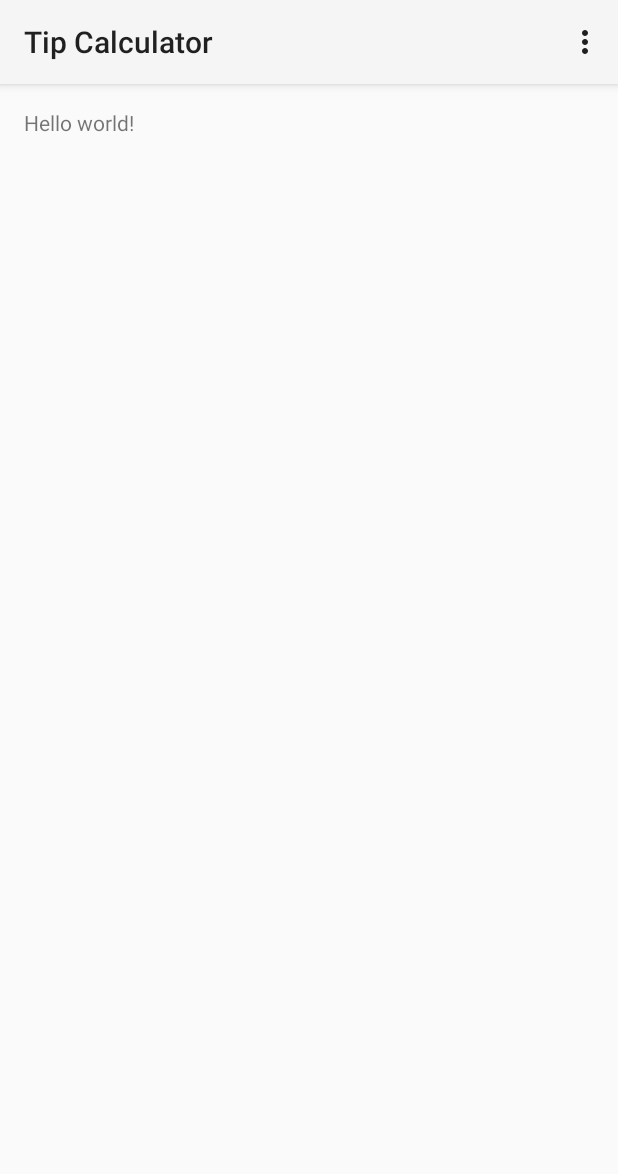
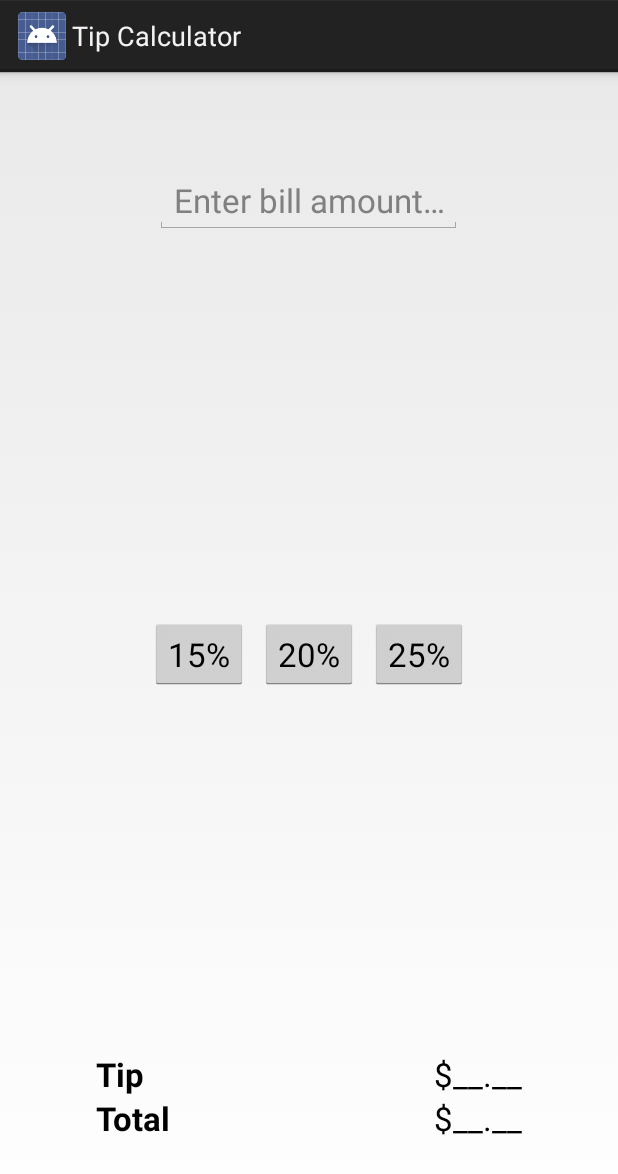
Before and after one commit to MobileBootcamp/TipCalculator, an Android app: the screen it shows after launch (MainActivity before the commit, TipCalculatorActivity after it), on a phone screen of 412 x 824 dp. Shown: the top 1174 px of the screen. Run offline under Robolectric (Android 15) with nearby library versions, the phone set to English and light mode, and no system bars.

Commit message:
Add views and basic functionality; closes #1, closes #2, and closes #3

```diff
--- a/app/build.gradle
+++ b/app/build.gradle
@@ -1,13 +1,13 @@
 apply plugin: 'com.android.application'
 
 android {
-  compileSdkVersion 21
+  compileSdkVersion 19
   buildToolsVersion "21.0.1"
 
   defaultConfig {
     applicationId "camp.androidboot.tipcalculator"
-    minSdkVersion 19
-    targetSdkVersion 21
+    minSdkVersion 15
+    targetSdkVersion 19
     versionCode 1
     versionName "1.0"
   }
--- a/app/src/main/AndroidManifest.xml
+++ b/app/src/main/AndroidManifest.xml
@@ -8,7 +8,7 @@
         android:label="@string/app_name"
         android:theme="@style/AppTheme" >
         <activity
-            android:name="camp.androidboot.tipcalculator.MainActivity"
+            android:name=".TipCalculatorActivity"
             android:label="@string/app_name" >
             <intent-filter>
                 <action android:name="android.intent.action.MAIN" />
--- a/app/src/main/java/camp/androidboot/tipcalculator/MainActivity.java
+++ /dev/null
@@ -1,37 +0,0 @@
-package camp.androidboot.tipcalculator;
-
-import android.app.Activity;
-import android.os.Bundle;
-import android.view.Menu;
-import android.view.MenuItem;
-
-public class MainActivity extends Activity {
-
-  @Override
-  protected void onCreate(Bundle savedInstanceState) {
-    super.onCreate(savedInstanceState);
-    setContentView(R.layout.activity_main);
-  }
-
-  @Override
-  public boolean onCreateOptionsMenu(Menu menu) {
-    // Inflate the menu; this adds items to the action bar if it is present.
-    getMenuInflater().inflate(R.menu.menu_main, menu);
-    return true;
-  }
-
-  @Override
-  public boolean onOptionsItemSelected(MenuItem item) {
-    // Handle action bar item clicks here. The action bar will
-    // automatically handle clicks on the Home/Up button, so long
-    // as you specify a parent activity in AndroidManifest.xml.
-    int id = item.getItemId();
-
-    //noinspection SimplifiableIfStatement
-    if (id == R.id.action_settings) {
-      return true;
-    }
-
-    return super.onOptionsItemSelected(item);
-  }
-}
--- /dev/null
+++ b/app/src/main/java/camp/androidboot/tipcalculator/TipCalculatorActivity.java
@@ -0,0 +1,118 @@
+package camp.androidboot.tipcalculator;
+
+import android.app.Activity;
+import android.os.Bundle;
+import android.text.TextUtils;
+import android.view.View;
+import android.widget.Button;
+import android.widget.EditText;
+import android.widget.TextView;
+
+/**
+ *
+ */
+public class TipCalculatorActivity extends Activity {
+
+  private static final double TIP1_PERCENTAGE = 0.15;
+  private static final double TIP2_PERCENTAGE = 0.20;
+  private static final double TIP3_PERCENTAGE = 0.25;
+
+  private EditText billAmountField;
+  private Button tip1Button;
+  private Button tip2Button;
+  private Button tip3Button;
+  private TextView tipAmountUi;
+  private TextView totalAmountUi;
+
+  @Override
+  protected void onCreate(Bundle savedInstanceState) {
+    super.onCreate(savedInstanceState);
+
+    setContentView(R.layout.activity_tip_calculator);
+
+    findViews();
+    wireButtons();
+  }
+
+  /**
+   *
+   */
+  private void findViews() {
+    billAmountField = (EditText) findViewById(R.id.bill_amount);
+    tip1Button = (Button) findViewById(R.id.tip1_button);
+    tip2Button = (Button) findViewById(R.id.tip2_button);
+    tip3Button = (Button) findViewById(R.id.tip3_button);
+    tipAmountUi = (TextView) findViewById(R.id.tip_amount);
+    totalAmountUi = (TextView) findViewById(R.id.total_amount);
+  }
+
+  /**
+   *
+   */
+  private void wireButtons() {
+    tip1Button.setOnClickListener(new View.OnClickListener() {
+      @Override
+      public void onClick(View v) {
+        calculateAndUpdateUi(TIP1_PERCENTAGE);
+      }
+    });
+    tip2Button.setOnClickListener(new View.OnClickListener() {
+      @Override
+      public void onClick(View v) {
+        calculateAndUpdateUi(TIP2_PERCENTAGE);
+      }
+    });
+    tip3Button.setOnClickListener(new View.OnClickListener() {
+      @Override
+      public void onClick(View v) {
+        calculateAndUpdateUi(TIP3_PERCENTAGE);
+      }
+    });
+  }
+
+  /**
+   *
+   * @param tipPercentage
+   */
+  private void calculateAndUpdateUi(double tipPercentage) {
+    double billAmount = getBillAmountFromField();
+    double tipAmount = calculateTipAmount(billAmount, tipPercentage);
+    double totalAmount = billAmount + tipAmount;
+
+    updateUiWithAmounts(tipAmount, totalAmount);
+  }
+
+  /**
+   *
+   * @return
+   */
+  private double getBillAmountFromField() {
+    String billAmountText = billAmountField.getText().toString();
+    if (!TextUtils.isEmpty(billAmountText)) {
+      return Double.parseDouble(billAmountText);
+    } else {
+      return 0.0;
+    }
+  }
+
+  /**
+   *
+   *
+   * @param billAmount
+   * @param tipPercentage
+   * @return
+   */
+  private double calculateTipAmount(double billAmount, double tipPercentage) {
+    return billAmount * tipPercentage;
+  }
+
+  /**
+   *
+   * @param tipAmount
+   * @param totalAmount
+   */
+  private void updateUiWithAmounts(double tipAmount, double totalAmount) {
+    tipAmountUi.setText(getString(R.string.amount_format, tipAmount));
+    totalAmountUi.setText(getString(R.string.amount_format, totalAmount));
+  }
+}
--- a/app/src/main/res/layout/activity_main.xml
+++ /dev/null
@@ -1,16 +0,0 @@
-<RelativeLayout xmlns:android="http://schemas.android.com/apk/res/android"
-    xmlns:tools="http://schemas.android.com/tools"
-    android:layout_width="match_parent"
-    android:layout_height="match_parent"
-    android:paddingLeft="@dimen/activity_horizontal_margin"
-    android:paddingRight="@dimen/activity_horizontal_margin"
-    android:paddingTop="@dimen/activity_vertical_margin"
-    android:paddingBottom="@dimen/activity_vertical_margin"
-    tools:context=".MainActivity">
-
-  <TextView
-      android:text="@string/hello_world"
-      android:layout_width="wrap_content"
-      android:layout_height="wrap_content"/>
-
-</RelativeLayout>
--- /dev/null
+++ b/app/src/main/res/layout/activity_tip_calculator.xml
@@ -0,0 +1,99 @@
+<RelativeLayout xmlns:android="http://schemas.android.com/apk/res/android"
+    xmlns:tools="http://schemas.android.com/tools"
+    android:layout_width="match_parent"
+    android:layout_height="match_parent"
+    android:paddingLeft="@dimen/activity_horizontal_margin"
+    android:paddingRight="@dimen/activity_horizontal_margin"
+    android:paddingTop="@dimen/activity_vertical_margin"
+    android:paddingBottom="@dimen/activity_vertical_margin"
+    tools:context=".MainActivity">
+
+  <EditText
+      android:id="@+id/bill_amount"
+      android:layout_width="wrap_content"
+      android:layout_height="wrap_content"
+      android:layout_marginTop="@dimen/large"
+      android:layout_centerHorizontal="true"
+      android:gravity="center"
+      android:inputType="numberDecimal"
+      android:hint="@string/bill_amount_hint"
+      android:textAppearance="?android:attr/textAppearanceLarge"/>
+
+  <Button
+      android:id="@+id/tip1_button"
+      android:layout_width="wrap_content"
+      android:layout_height="wrap_content"
+      android:layout_toLeftOf="@+id/tip2_button"
+      android:layout_marginRight="@dimen/small"
+      android:layout_alignBottom="@+id/tip2_button"
+      android:text="@string/tip1_amount"
+      android:textAppearance="?android:attr/textAppearanceLarge"/>
+
+  <Button
+      android:id="@+id/tip2_button"
+      android:layout_width="wrap_content"
+      android:layout_height="wrap_content"
+      android:layout_centerVertical="true"
+      android:layout_centerHorizontal="true"
+      android:text="@string/tip2_amount"
+      android:textAppearance="?android:attr/textAppearanceLarge"/>
+
+  <Button
+      android:id="@+id/tip3_button"
+      android:layout_width="wrap_content"
+      android:layout_height="wrap_content"
+      android:layout_toRightOf="@id/tip2_button"
+      android:layout_marginLeft="@dimen/small"
+      android:layout_alignBottom="@+id/tip2_button"
+      android:text="@string/tip3_amount"
+      android:textAppearance="?android:attr/textAppearanceLarge"/>
+
+  <RelativeLayout
+      android:layout_width="wrap_content"
+      android:layout_height="wrap_content"
+      android:layout_centerHorizontal="true"
+      android:layout_alignParentBottom="true"
+      android:layout_marginLeft="@dimen/large"
+      android:layout_marginRight="@dimen/large"
+      android:layout_marginBottom="@dimen/large">
+
+    <TextView
+        android:id="@+id/tip_label"
+        android:layout_width="wrap_content"
+        android:layout_height="wrap_content"
+        android:text="@string/tip_label"
+        android:textStyle="bold"
+        android:textAppearance="?android:attr/textAppearanceLarge"/>
+
+    <TextView
+        android:id="@+id/tip_amount"
+        android:layout_width="wrap_content"
+        android:layout_height="wrap_content"
+        android:layout_centerHorizontal="true"
+        android:layout_alignTop="@+id/tip_label"
+        android:layout_alignParentRight="true"
+        android:text="@string/amount_default"
+        android:textAppearance="?android:attr/textAppearanceLarge"/>
+
+    <TextView
+        android:id="@+id/total_label"
+        android:layout_width="wrap_content"
+        android:layout_height="wrap_content"
+        android:layout_below="@+id/tip_label"
+        android:layout_alignLeft="@+id/tip_label"
+        android:text="@string/total_label"
+        android:textStyle="bold"
+        android:textAppearance="?android:attr/textAppearanceLarge"/>
+
+    <TextView
+        android:id="@+id/total_amount"
+        android:layout_width="wrap_content"
+        android:layout_height="wrap_content"
+        android:layout_alignTop="@+id/total_label"
+        android:layout_alignRight="@id/tip_amount"
+        android:text="@string/amount_default"
+        android:textAppearance="?android:attr/textAppearanceLarge"/>
+
+  </RelativeLayout>
+
+</RelativeLayout>
--- a/app/src/main/res/menu/menu_main.xml
+++ /dev/null
@@ -1,8 +0,0 @@
-<menu xmlns:android="http://schemas.android.com/apk/res/android"
-    xmlns:tools="http://schemas.android.com/tools"
-    tools:context=".MainActivity">
-  <item android:id="@+id/action_settings"
-      android:title="@string/action_settings"
-      android:orderInCategory="100"
-      android:showAsAction="never"/>
-</menu>
--- a/app/src/main/res/values-v21/styles.xml
+++ /dev/null
@@ -1,5 +0,0 @@
-<?xml version="1.0" encoding="utf-8"?>
-<resources>
-    <style name="AppTheme" parent="android:Theme.Material.Light">
-    </style>
-</resources>
--- a/app/src/main/res/values/dimens.xml
+++ b/app/src/main/res/values/dimens.xml
@@ -2,4 +2,6 @@
   <!-- Default screen margins, per the Android Design guidelines. -->
   <dimen name="activity_horizontal_margin">16dp</dimen>
   <dimen name="activity_vertical_margin">16dp</dimen>
+  <dimen name="small">8dp</dimen>
+  <dimen name="large">48dp</dimen>
 </resources>
--- a/app/src/main/res/values/strings.xml
+++ b/app/src/main/res/values/strings.xml
@@ -1,8 +1,16 @@
 <?xml version="1.0" encoding="utf-8"?>
 <resources>
 
-    <string name="app_name">Tip Calculator</string>
-    <string name="hello_world">Hello world!</string>
-    <string name="action_settings">Settings</string>
+  <string name="app_name">Tip Calculator</string>
+
+  <string name="bill_amount_hint">Enter bill amount…</string>
+  <string name="tip_label">Tip</string>
+  <string name="total_label">Total</string>
+  <string name="amount_format">$%.2f</string>
+  <string name="amount_default">$__.__</string>
+
+  <string name="tip1_amount">15%</string>
+  <string name="tip2_amount">20%</string>
+  <string name="tip3_amount">25%</string>
 
 </resources>
```
Also changed, not shown: app/src/main/res/values-w820dp/dimens.xml (+4 -4 lines).
